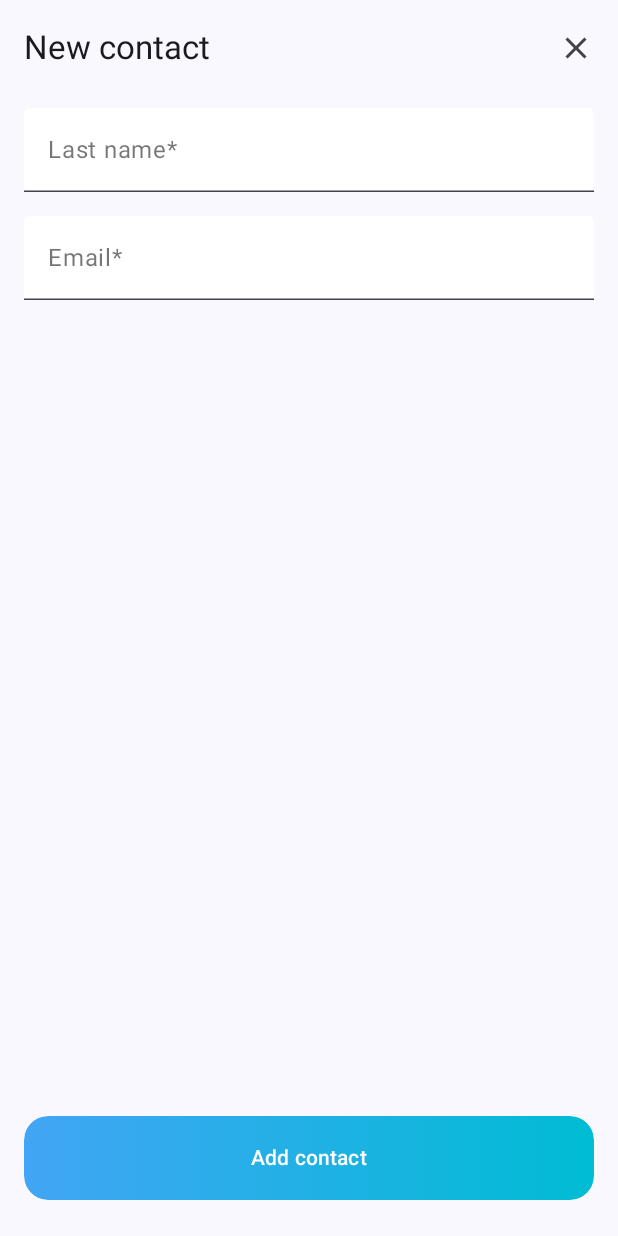
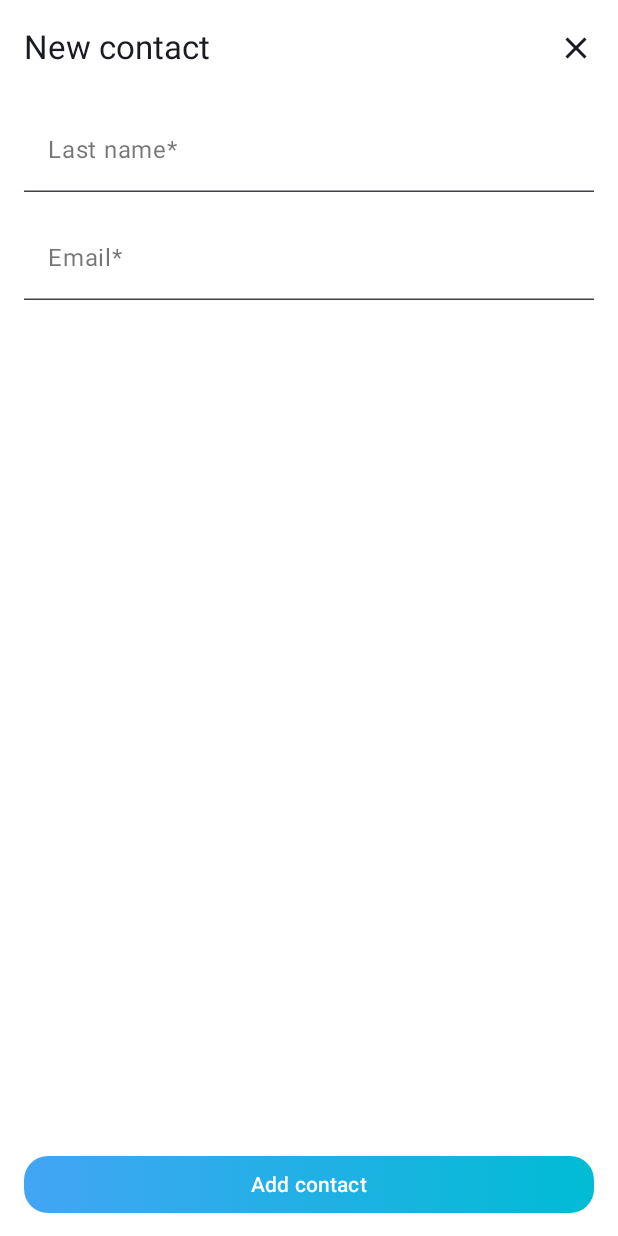
Before and after one commit to AlexeyLomakin/MedOffice, an Android app built with Jetpack Compose: the composable ContactFormScreen shown on its own in the app's theme, on a phone screen of 412 x 824 dp. Run offline under Robolectric (Android 15) with nearby library versions, the phone set to English and light mode, and no system bars.

Commit message:
чуть чуть поправил отступы и размеры у иконок и кнопок

```diff
--- a/presentation/src/main/java/com/alekseilomain/presentation/LanguageToggle.kt
+++ b/presentation/src/main/java/com/alekseilomain/presentation/LanguageToggle.kt
@@ -35,8 +35,8 @@ fun LanguageToggle(
         Row(
             modifier = Modifier
                 .wrapContentWidth()
-                .padding(2.dp),
-            horizontalArrangement = Arrangement.spacedBy(2.dp)
+                .padding(1.dp),
+            horizontalArrangement = Arrangement.spacedBy(1.dp)
         ) {
             listOf("ru", "en").forEachIndexed { idx, lang ->
                 val selected = lang == currentLang
@@ -47,7 +47,7 @@ fun LanguageToggle(
                             shape = RectangleShape
                         )
                         .clickable { onLanguageSelected(lang) }
-                        .padding(vertical = 4.dp, horizontal = 8.dp),
+                        .padding(vertical = 2.dp, horizontal = 6.dp),
                     contentAlignment = Alignment.Center
                 ) {
                     Text(
--- a/presentation/src/main/java/com/alekseilomain/presentation/contactForm/ContactFormScreen.kt
+++ b/presentation/src/main/java/com/alekseilomain/presentation/contactForm/ContactFormScreen.kt
@@ -27,6 +27,7 @@ import androidx.compose.material3.TextButton
 import androidx.compose.material3.TextField
 import androidx.compose.material3.TextFieldDefaults
 import androidx.compose.material3.TopAppBar
+import androidx.compose.material3.TopAppBarDefaults
 import androidx.compose.runtime.Composable
 import androidx.compose.runtime.getValue
 import androidx.compose.runtime.mutableStateOf
@@ -77,8 +78,16 @@ fun ContactFormScreen(
     }
 
     Scaffold(
+        containerColor = Color.White,
         topBar = {
             TopAppBar(
+                colors = TopAppBarDefaults.centerAlignedTopAppBarColors(
+                    containerColor         = Color.White,
+                    scrolledContainerColor = Color.White,
+                    navigationIconContentColor = colorScheme.onBackground,
+                    titleContentColor          = colorScheme.onBackground,
+                    actionIconContentColor     = colorScheme.onBackground
+                ),
                 title = {
                     Text(
                         if (mode == FormMode.ADD)
@@ -96,9 +105,11 @@ fun ContactFormScreen(
         }
     ) { padding ->
         Box(
+
             modifier = Modifier
                 .fillMaxSize()
                 .padding(padding)
+                .background(Color.White)
         ) {
             Column(
                 Modifier
@@ -176,9 +187,10 @@ fun ContactFormScreen(
                 modifier = Modifier
                     .align(Alignment.BottomCenter)
                     .fillMaxWidth()
-                    .padding(horizontal = 16.dp, vertical = 24.dp)
-                    .height(56.dp),
-                shape = RoundedCornerShape(16.dp),
+                    .padding(horizontal = 16.dp, vertical = 16.dp)
+                    .background(Color.White)
+                    .height(38.dp),
+                shape = RoundedCornerShape(8.dp),
                 colors = ButtonDefaults.buttonColors(containerColor = Color.Transparent),
                 contentPadding = PaddingValues(0.dp)
             ) {
--- a/presentation/src/main/java/com/alekseilomain/presentation/login/LoginScreen.kt
+++ b/presentation/src/main/java/com/alekseilomain/presentation/login/LoginScreen.kt
@@ -58,7 +58,7 @@ fun LoginScreen(
                 onLanguageSelected = onToggleLanguage,
                 modifier = Modifier
                     .align(Alignment.TopStart)
-                    .padding(start = 16.dp, top = 16.dp)
+                    .padding(start = 10.dp, top = 16.dp)
             )
             Column(
                 modifier = Modifier
```
Also changed, not shown: presentation/src/main/java/com/alekseilomain/presentation/contacts/ContactsScreen.kt (+14 -4 lines).
